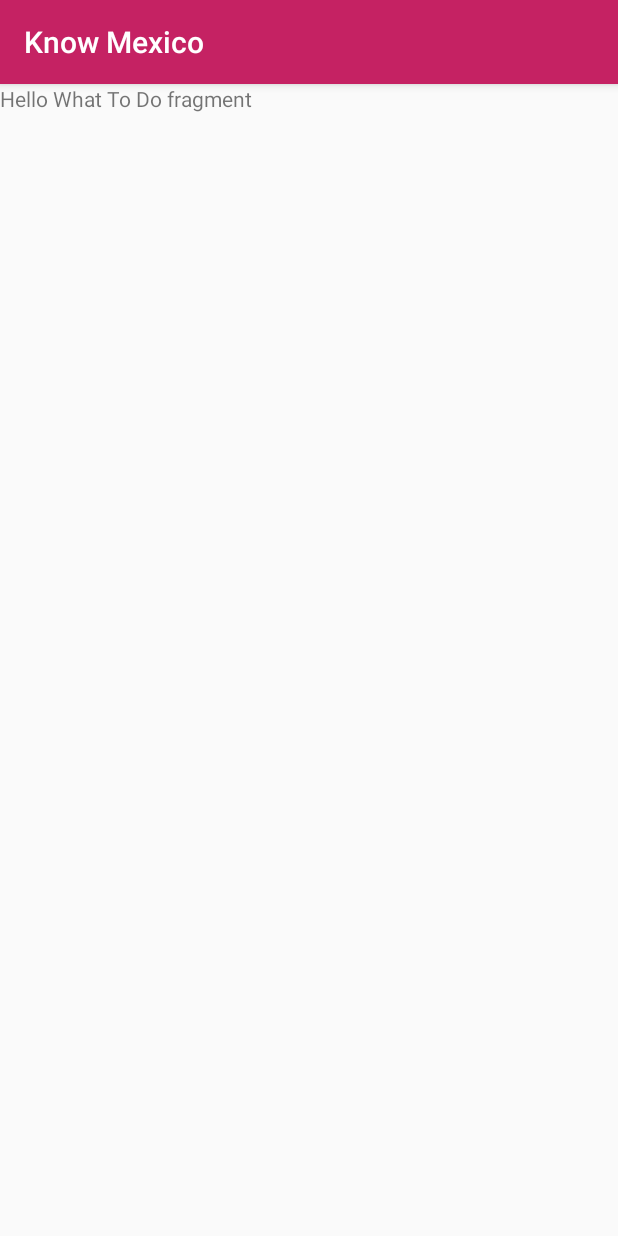
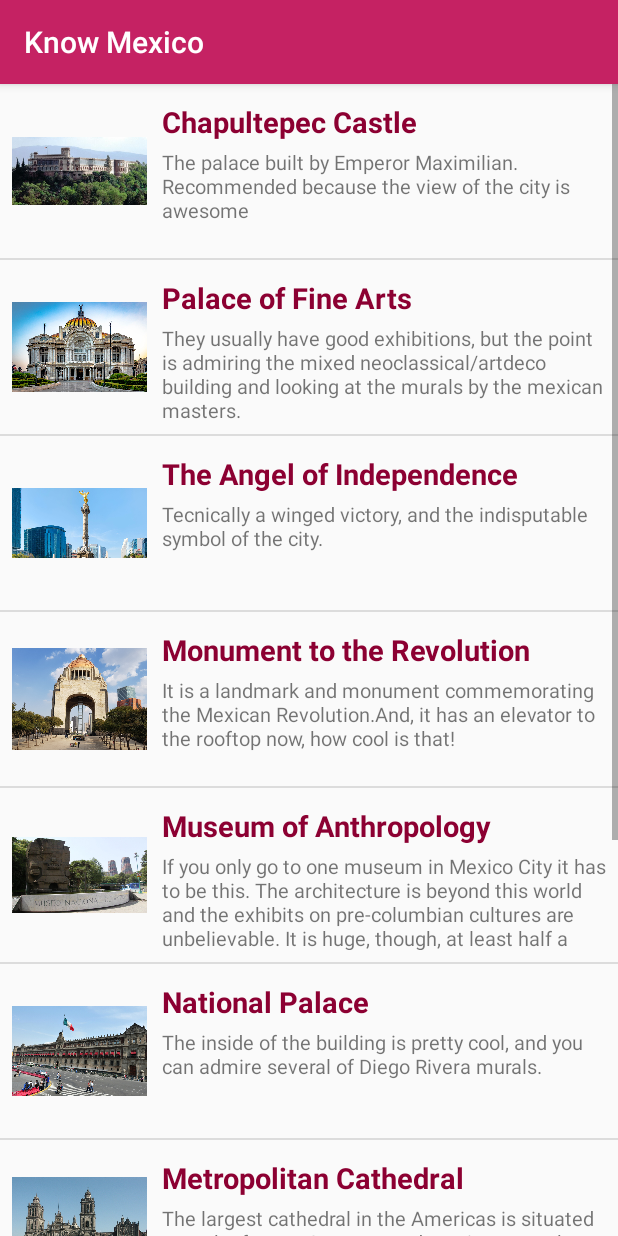
Before and after one commit to Yosolita1978/KnowMexico, an Android app: the fragment DoFragment shown on its own in the app's theme, on a phone screen of 412 x 824 dp. Run offline under Robolectric (Android 15) with nearby library versions, the phone set to English and light mode, and no system bars; network calls fail.

Commit message:
The Todo fragment is working with the ListView. Still no click event.

```diff
--- a/app/src/main/java/co/yosola/knowmexico/DoFragment.java
+++ b/app/src/main/java/co/yosola/knowmexico/DoFragment.java
@@ -6,6 +6,9 @@ import android.support.v4.app.Fragment;
 import android.view.LayoutInflater;
 import android.view.View;
 import android.view.ViewGroup;
+import android.widget.ListView;
+
+import java.util.ArrayList;
 
 
 /**
@@ -23,7 +26,31 @@ public class DoFragment extends Fragment {
     public View onCreateView(LayoutInflater inflater, ViewGroup container,
                              Bundle savedInstanceState) {
         // Inflate the layout for this fragment
-        return inflater.inflate(R.layout.fragment_do, container, false);
+        View rootView = inflater.inflate(R.layout.fragment_do, container, false);
+
+        //Start the allPlaces instance
+        AllPlacesList placesofMexico = AllPlacesList.getAllPlaces(getContext());
+
+        //Set all the to-do places in the ArrayList
+        ArrayList<Place> todoPlaces = new ArrayList<Place>();
+
+        todoPlaces.add(placesofMexico.getPlacebyIndex(0));
+        todoPlaces.add(placesofMexico.getPlacebyIndex(1));
+        todoPlaces.add(placesofMexico.getPlacebyIndex(2));
+        todoPlaces.add(placesofMexico.getPlacebyIndex(3));
+        todoPlaces.add(placesofMexico.getPlacebyIndex(4));
+        todoPlaces.add(placesofMexico.getPlacebyIndex(5));
+        todoPlaces.add(placesofMexico.getPlacebyIndex(6));
+        todoPlaces.add(placesofMexico.getPlacebyIndex(7));
+        todoPlaces.add(placesofMexico.getPlacebyIndex(8));
+        todoPlaces.add(placesofMexico.getPlacebyIndex(9));
+
+        PlaceAdapter todoAdapter = new PlaceAdapter(getContext(), todoPlaces);
+        ListView listView = (ListView) rootView.findViewById(R.id.list);
+        listView.setAdapter(todoAdapter);
+
+
+        return  rootView;
     }
 
 }
--- a/app/src/main/java/co/yosola/knowmexico/Place.java
+++ b/app/src/main/java/co/yosola/knowmexico/Place.java
@@ -21,7 +21,7 @@ public class Place {
 
     // A short construtor of the Place Object for the list
 
-    public Place(String shortDescription, String placeName, Drawable placeImage){
+    public Place(String placeName, String shortDescription, Drawable placeImage){
         mPlaceName = placeName;
         mPlaceShortDescription = shortDescription;
         mImageResource = placeImage;
--- a/app/src/main/java/co/yosola/knowmexico/PlaceAdapter.java
+++ b/app/src/main/java/co/yosola/knowmexico/PlaceAdapter.java
@@ -31,11 +31,11 @@ public class PlaceAdapter extends ArrayAdapter {
         // Set up the current place
         Place currentPlace = (Place) getItem(position);
 
-        TextView nameTextView = listItemView.findViewById(R.id.text_place);
-        nameTextView.setText(currentPlace.getPlaceName());
+        TextView nameplaceTextView = listItemView.findViewById(R.id.place_name);
+        nameplaceTextView.setText(currentPlace.getPlaceName());
 
-        TextView artistTextView = listItemView.findViewById(R.id.text_desc);
-        artistTextView.setText(currentPlace.getPlaceShortDescription());
+        TextView descriptionTextView = listItemView.findViewById(R.id.place_description);
+        descriptionTextView.setText(currentPlace.getPlaceShortDescription());
 
         // Find the ImageView in the list_item.xml layout with the ID image.
         ImageView imageView = (ImageView) listItemView.findViewById(R.id.place_image);
--- a/app/src/main/res/layout/activity_category.xml
+++ b/app/src/main/res/layout/activity_category.xml
@@ -1,6 +1,8 @@
 <?xml version="1.0" encoding="utf-8"?>
 <LinearLayout xmlns:android="http://schemas.android.com/apk/res/android"
+    xmlns:tools="http://schemas.android.com/tools"
     android:id="@+id/container"
     android:layout_width="match_parent"
     android:layout_height="match_parent"
-    android:orientation="vertical"/>
+    android:orientation="vertical"
+    tools:listitem="@layout/list_places"/>
--- a/app/src/main/res/layout/fragment_do.xml
+++ b/app/src/main/res/layout/fragment_do.xml
@@ -3,12 +3,13 @@
     xmlns:tools="http://schemas.android.com/tools"
     android:layout_width="match_parent"
     android:layout_height="match_parent"
+    android:id="@+id/todo_main_fragment"
     tools:context=".DoFragment">
 
-    <!-- TODO: Update blank fragment layout -->
-    <TextView
+    <ListView android:id="@+id/list"
+        android:orientation="vertical"
         android:layout_width="match_parent"
         android:layout_height="match_parent"
-        android:text="@string/hello_do_fragment" />
+        tools:listitem="@layout/list_places"/>
 
 </FrameLayout>
--- a/app/src/main/res/layout/list_places.xml
+++ b/app/src/main/res/layout/list_places.xml
@@ -4,7 +4,7 @@
     android:orientation="vertical"
     android:layout_width="match_parent"
     android:layout_height="match_parent"
-    android:padding="16dp">
+    android:padding="8dp">
 
     <LinearLayout
         android:orientation="horizontal"
@@ -13,11 +13,12 @@
 
         <ImageView
             android:id="@+id/place_image"
-            android:layout_width="80dp"
+            android:layout_width="100dp"
             android:layout_height="100dp"
             android:paddingTop="10dp"
             android:paddingBottom="10dp"
-            android:paddingRight="16dp"
+            android:paddingRight="10dp"
+            android:paddingEnd="10dp"
             tools:src="@drawable/ic_satellite_24dp"/>
 
         <LinearLayout
@@ -26,21 +27,25 @@
             android:layout_height="100dp">
 
             <TextView
+                android:id="@+id/place_name"
+                android:layout_weight="1"
                 android:layout_width="wrap_content"
                 android:layout_height="25dp"
-                android:id="@+id/text_place"
-                tools:text="Name Place"
-                android:layout_marginTop="5dp"
-                android:textColor="@color/black_backgrund"
-                android:textStyle="bold" />
+                tools:text="@string/namePlaceOne"
+                android:gravity="center_vertical"
+                android:textColor="@color/colorPrimaryDark"
+                android:textAppearance="?android:textAppearanceMedium"
+                android:textStyle="bold"
+                android:textSize="19sp"/>
 
             <TextView
+                android:layout_weight="0"
+                android:id="@+id/place_description"
                 android:layout_width="wrap_content"
-                android:id="@+id/text_desc"
-                android:layout_height="55dp"
-                tools:text="Place description"
-                android:gravity="center_vertical"
-                android:textSize="13sp"/>
+                android:layout_height="65dp"
+                tools:text="@string/shortdescPlaceOne"
+                android:textSize="13sp"
+                android:textAppearance="?android:textAppearanceSmall"/>
 
         </LinearLayout>
 
--- a/app/src/main/res/values/strings.xml
+++ b/app/src/main/res/values/strings.xml
@@ -61,7 +61,7 @@
     <string name="urlPlaceFour">http://www.mrm.mx/eng/</string>
 
     <!-- Place Five -->
-    <string name="namePlaceFive">The National Museum of Anthropology</string>
+    <string name="namePlaceFive">Museum of Anthropology</string>
     <string name="shortdescPlaceFive">If you only go to one museum in Mexico City it has to be this. The architecture is beyond this world and the exhibits on pre-columbian cultures are unbelievable. It is huge, though, at least half a day.</string>
     <string name="longdescPlaceFive">The National Museum of Anthropology (Spanish: Museo Nacional de Antropología, MNA) is a national museum of Mexico. It is the largest and most visited museum in Mexico. Located in the area between Paseo de la Reforma and Mahatma Gandhi Street within Chapultepec Park in Mexico City,[2] the museum contains significant archaeological and anthropological artifacts from Mexico\'s pre-Columbian heritage, such as the Stone of the Sun (or the Aztec calendar stone) and the Aztec Xochipilli statue.</string>
     <string name="typePlaceFive">todo</string>
@@ -85,7 +85,7 @@
     <string name="urlPlaceSeven">www.arquidiocesismexico.org.mx </string>
 
     <!-- Place Eight -->
-    <string name="namePlaceEight">National Library José Vasconcelos</string>
+    <string name="namePlaceEight">National Library City of Books</string>
     <string name="shortdescPlaceEight">Inside the library there is the City of Books, which is a recreation of the personal libraries of several mexican writers. Truly one of a kind. </string>
     <string name="longdescPlaceEight"> Mega library: built at the end of the eighteenth century, La Ciudadela in the heart of Mexico City houses the largest library in Latin America. The renovation in 2012 restored the building to its former splendour. The new Ciudad de los libros, city of books, embodies an innovative library concept: the architects devoted one room each to the personal book collections of Mexico\’s famous great writers.  </string>
     <string name="typePlaceEight">todo</string>
@@ -93,7 +93,7 @@
     <string name="urlPlaceEight">www.bibliotecademexico.gob.mx</string>
 
     <!-- Place Nine -->
-    <string name="namePlaceNine">San Ildefonso College</string>
+    <string name="namePlaceNine">San Idelfonso College</string>
     <string name="shortdescPlaceNine">San Ildefonso College currently is a museum and cultural center in Mexico City, considered to be the birthplace of the Mexican muralism movement. </string>
     <string name="longdescPlaceNine">The complex is located between San Ildefonso Street and Justo Sierra Street in the historic center of Mexico City. The museum has permanent and temporary art and archeological exhibitions in addition to the many murals painted on its walls by José Clemente Orozco, Fernando Leal, Diego Rivera and others. The museum is also an active participant in the effort to revitalize the historic center of Mexico City, offering space for cultural and business events.</string>
     <string name="typePlaceNine">todo</string>
```
Also changed, not shown: app/src/main/java/co/yosola/knowmexico/AllPlacesList.java (+20 -19 lines).
